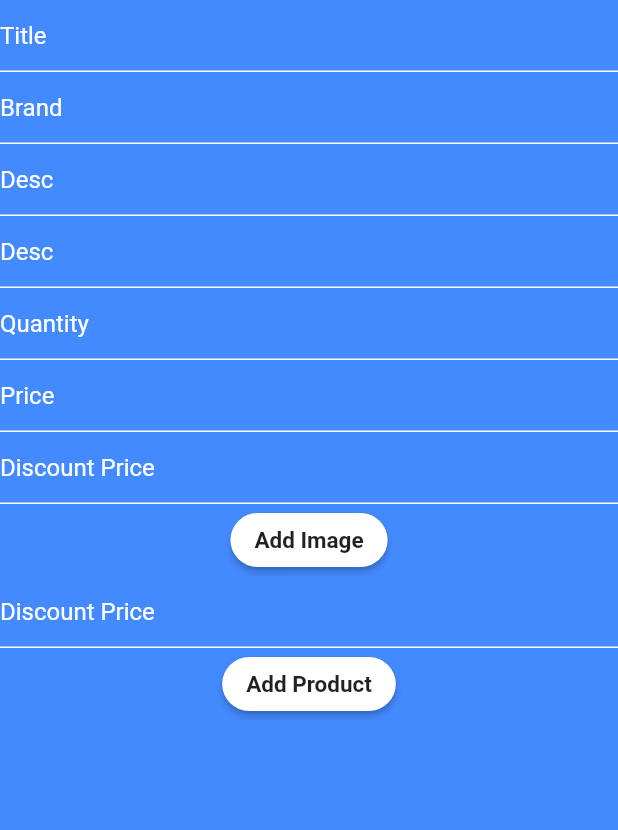
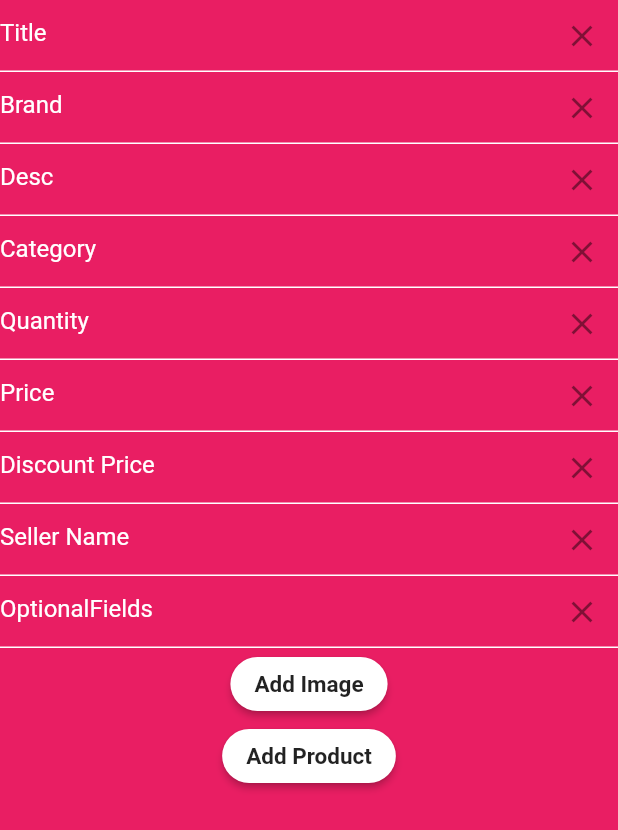
Before and after one commit to hammadparveez/style_on_app, a Flutter app: the AddProductScreen screen opened directly, after a tap on "Add Product", on a phone screen of 412 x 824 dp. Shown: the top 830 px of the screen. Run offline on Flutter 3.47's test engine with Material 2 defaults, Android fonts, the phone set to English and light mode, and no system bars; our stand-ins replace animate_do, bottom_navy_bar, carousel_slider, cloud_firestore, dots_indicator, extended_image and 9 more; accounts and stored records are empty.

Commit message:
we are able to add products dynamically

```diff
--- a/lib/exports/pkgs_exports.dart
+++ b/lib/exports/pkgs_exports.dart
@@ -12,6 +12,7 @@ export 'package:dots_indicator/dots_indicator.dart';
 export 'package:carousel_slider/carousel_slider.dart';
 export "package:image_picker/image_picker.dart";
 export "package:uuid/uuid.dart";
+export "package:extended_image/extended_image.dart";
 //Firebase
 export "package:firebase_auth/firebase_auth.dart";
 export "package:firebase_core/firebase_core.dart";
--- a/lib/ui/home/home.dart
+++ b/lib/ui/home/home.dart
@@ -95,14 +95,12 @@ class _HomeState extends State<Home> {
           ),
         ],
       ),
-
     );
   }
 
   Stack _buildSlideImage(String path) {
     return Stack(
       children: [
-
         Image.asset(
           path,
           fit: BoxFit.cover,
--- a/lib/ui/shop/add_product/add_product.dart
+++ b/lib/ui/shop/add_product/add_product.dart
@@ -1,11 +1,14 @@
+import 'dart:convert';
 import 'dart:developer';
 import 'dart:io';
 import 'dart:math' as math;
+import 'dart:typed_data';
 
 import 'package:firebase_storage/firebase_storage.dart';
 import 'package:path_provider/path_provider.dart';
 import 'package:style_on_app/exports.dart';
 import "package:path/path.dart" as path;
+import 'package:style_on_app/exports/pkgs_exports.dart';
 
 class AddProductScreen extends StatefulWidget {
   const AddProductScreen({Key? key}) : super(key: key);
@@ -16,6 +19,7 @@ class AddProductScreen extends StatefulWidget {
 
 class _AddProductScreenState extends State<AddProductScreen> {
   List<XFile>? pickedFile;
+  bool hasPickedImage = false;
   late ImagePicker imagePicker;
   late TextEditingController titleController,
       descriptionController,
@@ -24,7 +28,9 @@ class _AddProductScreenState extends State<AddProductScreen> {
       priceController,
       discountPriceController,
       optionalFieldsController,
-      categoryController;
+      categoryController,
+      deliveryOptionController,
+      sellerNameController;
 
   @override
   void initState() {
@@ -38,6 +44,8 @@ class _AddProductScreenState extends State<AddProductScreen> {
     discountPriceController = TextEditingController();
     optionalFieldsController = TextEditingController();
     categoryController = TextEditingController();
+    deliveryOptionController = TextEditingController();
+    sellerNameController = TextEditingController();
   }
 
   @override
@@ -50,16 +58,19 @@ class _AddProductScreenState extends State<AddProductScreen> {
     discountPriceController.dispose();
     optionalFieldsController.dispose();
     categoryController.dispose();
+    deliveryOptionController.dispose();
+    sellerNameController.dispose();
     super.dispose();
   }
 
   _onImageAdd() async {
     pickedFile = await imagePicker.pickMultiImage();
+    if (pickedFile != null) setState(() => hasPickedImage = true);
   }
 
   _onSaveData() async {
     if (pickedFile != null && pickedFile!.isNotEmpty) {
-      List<String>? storagePaths;
+      List<String>? storagePaths = [];
       final title = titleController.text;
       final brand = brandController.text;
       final category = categoryController.text;
@@ -67,15 +78,45 @@ class _AddProductScreenState extends State<AddProductScreen> {
       final qty = quantityController.text;
       final price = priceController.text;
       final discountPrice = discountPriceController.text;
+      final options = optionalFieldsController.text;
+      final sellerName = sellerNameController.text;
+
       const uuid = Uuid();
-      //Excluding -(dashes) and Alphabets (a-z)
+      final idBy = uuid.v1().replaceAll(RegExp(r"[a-z]+|-"), '');
+      //Create Image IDs and Firebase Storage Paths List
       for (var image in pickedFile!) {
-        final imageId = uuid.v4().replaceAll(RegExp(r"[a-z]+|-"), '');
+        //Excluding -(dashes) and Alphabets (a-z)
+        final imageNumberID = uuid.v4().replaceAll(RegExp(r"[a-z]+|-"), '');
         final fileExt = path.extension(image.path);
-        final imageName = imageId + fileExt;
-        final storagePath = "Products/$category/$brand/$imageName";
-          storagePaths!.add(storagePath);
+        final imageName = imageNumberID + fileExt;
+        final storagePath = "Products/$brand/$category/$idBy/$imageName";
+        await FirebaseStorage.instance
+            .ref(storagePath)
+            .putFile(File(image.path));
+        final downloadUrl =
+            await FirebaseStorage.instance.ref(storagePath).getDownloadURL();
+        storagePaths.add(downloadUrl);
       }
+      final productImgSearlized = jsonEncode(storagePaths);
+      log("URLS: $productImgSearlized");
+      FirebaseFirestore.instance
+          .collection("shop")
+          .doc("products")
+          .collection("products")
+          .add({
+        "productID": uuid.v1().replaceAll(RegExp(r"[a-z]+|-"), ''),
+        "title": title,
+        "description": desc,
+        "images": productImgSearlized,
+        "quantity": qty,
+        "price": price,
+        "discountPrice": discountPrice,
+        "options": options,
+        "seller": sellerName,
+        "category": category,
+        "brand": brand,
+        "rating": 0,
+      });
     }
   }
 
@@ -83,7 +124,7 @@ class _AddProductScreenState extends State<AddProductScreen> {
   Widget build(BuildContext context) {
     return SafeArea(
       child: Scaffold(
-        backgroundColor: Colors.blueAccent,
+        backgroundColor: Colors.pink,
         body: SingleChildScrollView(
           child: Column(
             mainAxisAlignment: MainAxisAlignment.center,
@@ -95,18 +136,20 @@ class _AddProductScreenState extends State<AddProductScreen> {
               //Desc
               _textField(descriptionController, "Desc"),
               //Category
-              _textField(categoryController, "Desc"),
+              _textField(categoryController, "Category"),
               //Product Quantitiy
               _textField(quantityController, "Quantity"),
               //Price
               _textField(priceController, "Price"),
               //Discount Price optional
               _textField(discountPriceController, "Discount Price"),
+
+              _textField(sellerNameController, "Seller Name"),
+
+              ///optional Color: 0xff0000ff, 0xff00ff00, 0xffff0000 / Size: M,L,S / Weight: 200KG, 150KG 0.5KG
+              _textField(optionalFieldsController, "OptionalFields"),
               //Images
               ElevatedButton(onPressed: _onImageAdd, child: Text("Add Image")),
-
-              ///optional Color: 0xff0000ff, 0xff00ff00, 0xffff0000 / Size: M,L,S / Weight: 200KG, 150KG 0.5KG
-              _textField(optionalFieldsController, "Discount Price"),
               //Add Product Button
               ElevatedButton(
                   onPressed: _onSaveData, child: Text("Add Product")),
@@ -128,7 +171,10 @@ class _AddProductScreenState extends State<AddProductScreen> {
       onChanged: onChanged,
       validator: validator,
       decoration: InputDecoration(
-          hintText: title, hintStyle: const TextStyle(color: Colors.white)),
+          suffixIcon: IconButton(
+              icon: Icon(Icons.clear_sharp), onPressed: controller.clear),
+          hintText: title,
+          hintStyle: const TextStyle(color: Colors.white)),
     );
   }
 }
--- a/pubspec.yaml
+++ b/pubspec.yaml
@@ -63,6 +63,7 @@ dependencies:
   linked_scroll_controller: ^0.2.0
   #Core Plugins
   uuid: ^3.0.5
+  extended_image: ^5.1.2
   awesome_notifications: ^0.0.6+11
   firebase_core: ^1.7.0
   cloud_functions: ^3.0.4
```
Also changed, not shown: pubspec.lock.
